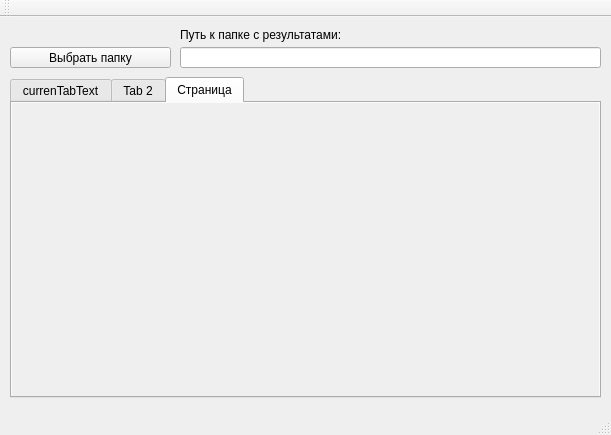
First picture: the form in mainwindow.ui, repository SirKreker/course-work-statistic, before the edit.
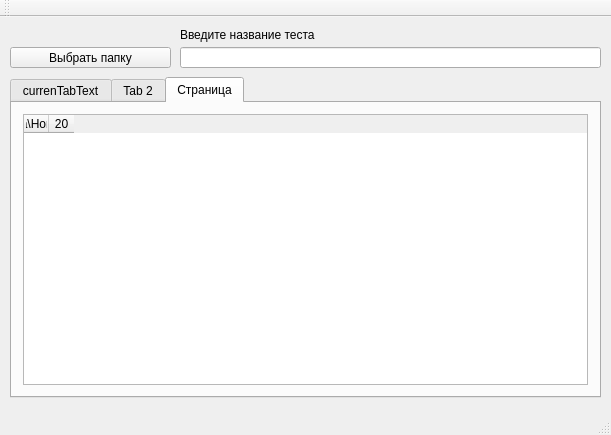
Second picture: the form after the edit. The open tabs and pages were chosen to show the change.

Patch:
```diff
--- a/mainwindow.ui
+++ b/mainwindow.ui
@@ -23,6 +23,9 @@
       <height>321</height>
      </rect>
     </property>
+    <property name="tabShape">
+     <enum>QTabWidget::Rounded</enum>
+    </property>
     <property name="currentIndex">
      <number>0</number>
     </property>
@@ -73,29 +76,25 @@
      <attribute name="title">
       <string>Страница</string>
      </attribute>
-     <widget class="QScrollArea" name="scrollArea_3">
-      <property name="geometry">
-       <rect>
-        <x>-1</x>
-        <y>-1</y>
-        <width>591</width>
-        <height>301</height>
-       </rect>
-      </property>
-      <property name="widgetResizable">
-       <bool>true</bool>
-      </property>
-      <widget class="QWidget" name="scrollAreaWidgetContents_3">
-       <property name="geometry">
-        <rect>
-         <x>0</x>
-         <y>0</y>
-         <width>589</width>
-         <height>299</height>
-        </rect>
-       </property>
-      </widget>
-     </widget>
+     <layout class="QVBoxLayout" name="verticalLayout_3">
+      <item>
+       <widget class="QTableWidget" name="tableWidget_3">
+        <attribute name="horizontalHeaderDefaultSectionSize">
+         <number>25</number>
+        </attribute>
+        <column>
+         <property name="text">
+          <string>Имя ученика\Номер задания</string>
+         </property>
+        </column>
+        <column>
+         <property name="text">
+          <string>20</string>
+         </property>
+        </column>
+       </widget>
+      </item>
+     </layout>
     </widget>
    </widget>
    <widget class="QPushButton" name="pushButton">
@@ -131,7 +130,7 @@
      </rect>
     </property>
     <property name="text">
-     <string>Путь к папке с результатами:</string>
+     <string>Введите название теста</string>
     </property>
    </widget>
   </widget>
```
Left out of the diff: 77 changed lines with no effect on the pictures.
